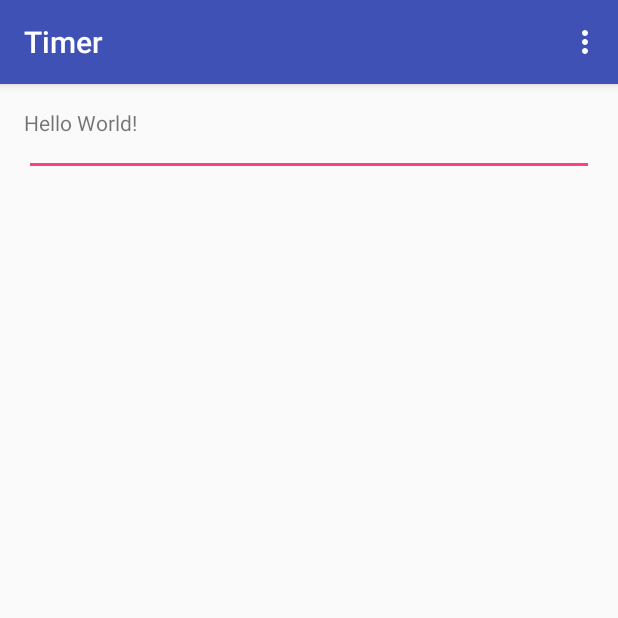
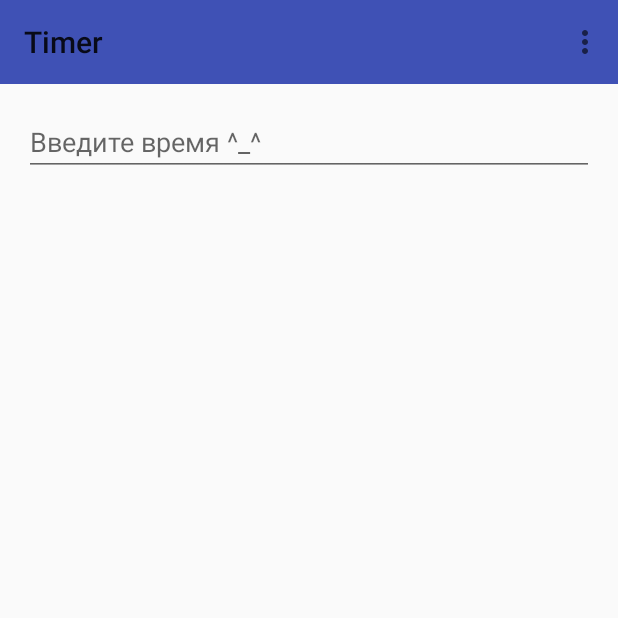
Before and after one commit to ReginaGaraeva/timer, an Android app: the screen it shows after launch (MainActivity), on a phone screen of 412 x 824 dp, the top half of it. Run offline under Robolectric (Android 15) with nearby library versions, the phone set to English and light mode, and no system bars; 1 statement that could not run was skipped.

Commit message:
Add layout for timers collection.

```diff
--- a/app/src/main/res/layout/content_main.xml
+++ b/app/src/main/res/layout/content_main.xml
@@ -1,5 +1,5 @@
 <?xml version="1.0" encoding="utf-8"?>
-<RelativeLayout
+<LinearLayout
         xmlns:android="http://schemas.android.com/apk/res/android"
         xmlns:tools="http://schemas.android.com/tools"
         xmlns:app="http://schemas.android.com/apk/res-auto"
@@ -11,16 +11,17 @@
         android:paddingBottom="@dimen/activity_vertical_margin"
         app:layout_behavior="@string/appbar_scrolling_view_behavior"
         tools:showIn="@layout/main"
-        tools:context="com.windmill.timer.MainActivity">
+        tools:context="com.windmill.timer.MainActivity"
+        android:orientation="vertical">
 
-    <TextView
-            android:text="Hello World!"
-            android:layout_width="wrap_content"
-            android:layout_height="wrap_content"/>
+    <android.support.v7.widget.RecyclerView
+            android:id="@+id/timers"
+            android:layout_height="wrap_content"
+            android:layout_width="match_parent"/>
 
     <EditText
-            android:id="@+id/etExitHour"
             android:layout_width="match_parent"
             android:layout_height="wrap_content"
+            android:hint="Введите время ^_^"
             android:inputType="time"/>
-</RelativeLayout>
+</LinearLayout>
--- a/app/src/main/res/layout/main.xml
+++ b/app/src/main/res/layout/main.xml
@@ -1,27 +1,21 @@
 <?xml version="1.0" encoding="utf-8"?>
-<android.support.design.widget.CoordinatorLayout
+<LinearLayout
         xmlns:android="http://schemas.android.com/apk/res/android"
         xmlns:app="http://schemas.android.com/apk/res-auto"
         xmlns:tools="http://schemas.android.com/tools"
         android:layout_width="match_parent"
         android:layout_height="match_parent"
         android:fitsSystemWindows="true"
-        tools:context="com.windmill.timer.MainActivity">
+        tools:context="com.windmill.timer.MainActivity"
+        android:orientation="vertical">
 
-    <android.support.design.widget.AppBarLayout
-            android:layout_height="wrap_content"
+    <android.support.v7.widget.Toolbar
+            android:id="@+id/toolbar"
             android:layout_width="match_parent"
-            android:theme="@style/AppTheme.AppBarOverlay">
-
-        <android.support.v7.widget.Toolbar
-                android:id="@+id/toolbar"
-                android:layout_width="match_parent"
-                android:layout_height="?attr/actionBarSize"
-                android:background="?attr/colorPrimary"
-                app:popupTheme="@style/AppTheme.PopupOverlay"/>
-
-    </android.support.design.widget.AppBarLayout>
+            android:layout_height="?attr/actionBarSize"
+            android:background="?attr/colorPrimary"
+            app:popupTheme="@style/AppTheme.PopupOverlay"/>
 
     <include layout="@layout/content_main"/>
 
-</android.support.design.widget.CoordinatorLayout>
+</LinearLayout>
```
